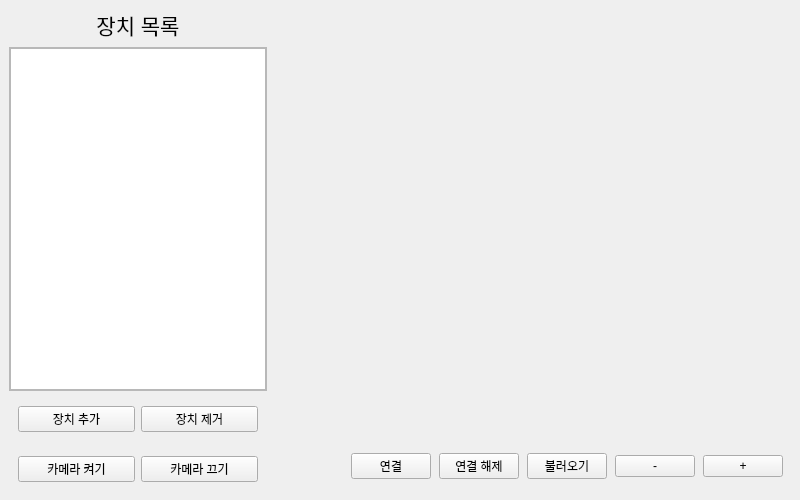
This is ui/mainwidget.ui in Jhnn22/RPI_mini_VMS_server as Qt 5 draws it before an edit. The edited form follows.
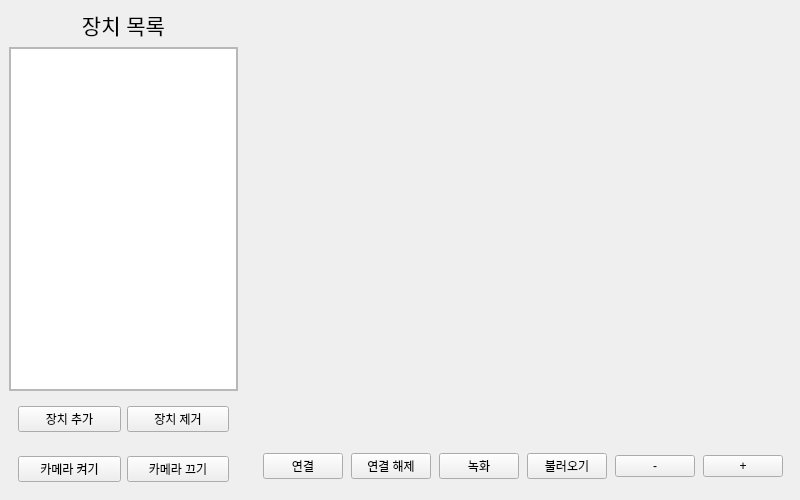
This is the edited form. The open tabs and pages were chosen to show the change.

Commit message: feat: 녹화 버튼 추가

```diff
--- a/ui/mainwidget.ui
+++ b/ui/mainwidget.ui
@@ -124,7 +124,7 @@
               <rect>
                <x>0</x>
                <y>0</y>
-               <width>256</width>
+               <width>238</width>
                <height>350</height>
               </rect>
              </property>
@@ -214,7 +214,7 @@
            <height>50</height>
           </size>
          </property>
-         <layout class="QHBoxLayout" name="horizontalLayout_4" stretch="0,0,0,0,0,0">
+         <layout class="QHBoxLayout" name="horizontalLayout_4" stretch="0,0,0,0,0,0,0">
           <property name="spacing">
            <number>8</number>
           </property>
@@ -257,6 +257,13 @@
             </property>
            </widget>
           </item>
+          <item>
+           <widget class="QPushButton" name="record_pushButton">
+            <property name="text">
+             <string>녹화</string>
+            </property>
+           </widget>
+          </item>
           <item>
            <widget class="QPushButton" name="load_pushButton">
             <property name="text">
```
Left out of the diff: 2 changed lines with no effect on the pictures. The commit also changes 16 other files.
